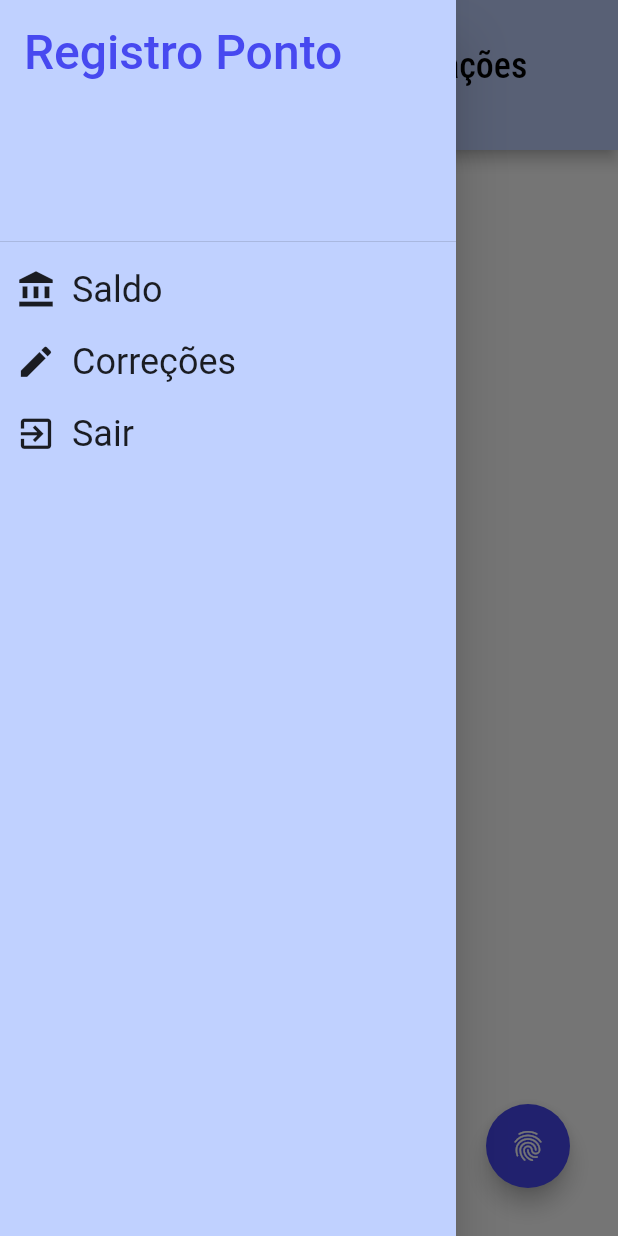
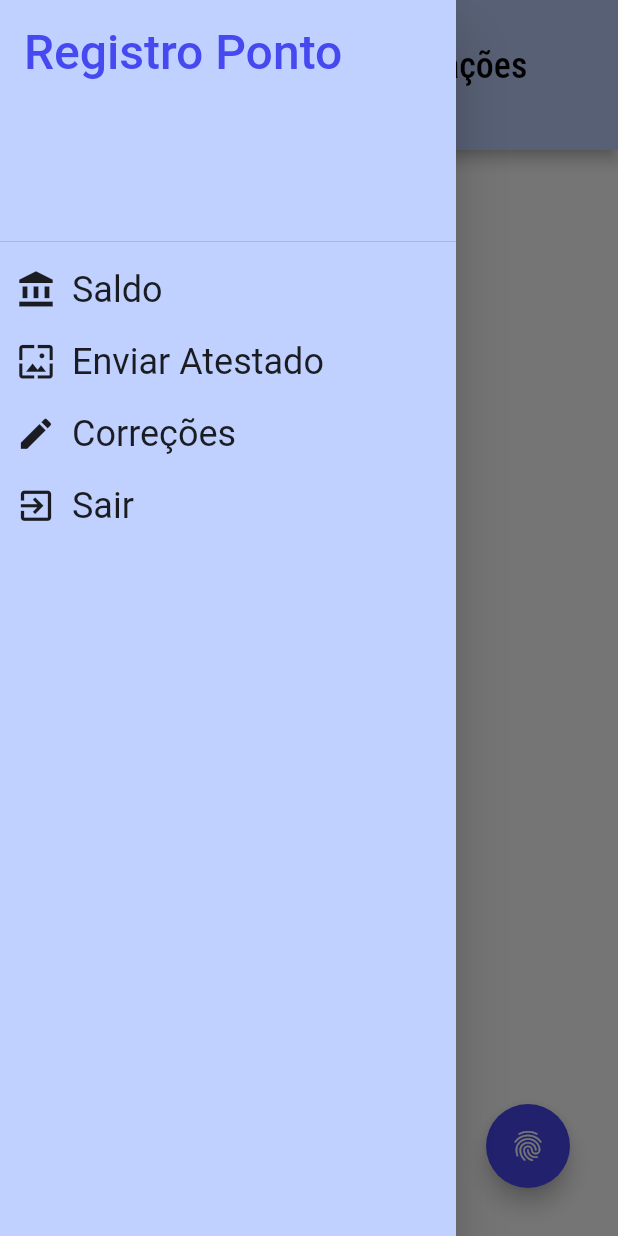
Before and after one commit to vinifoga/registroPonto, a Flutter app: the Dashboard screen opened directly with empty values, with the side drawer open, on a phone screen of 412 x 824 dp. Run offline on Flutter 3.47's test engine with Material 2 defaults, Android fonts, the phone set to English and light mode, and no system bars; our stand-ins replace date_format, datetime_picker_formfield, firebase_core, firebase_storage, flutter_switch, google_fonts and 1 more; missing offline and left inert: flutter_barcode_scanner, flutter_picker; accounts and stored records are empty.

```diff
--- a/lib/models/employee.dart
+++ b/lib/models/employee.dart
@@ -26,6 +26,7 @@ class Employee{
   late final horaEntraSabado;
   late final horaSaiSabado;
   late OrganizationUnit unidadeOrganizacional;
+  late final saldoAcumulado;
 
 
 
@@ -48,7 +49,8 @@ class Employee{
       required this.homeOffice,
       this.horaEntraSabado,
       this.horaSaiSabado,
-      required this.unidadeOrganizacional});
+      required this.unidadeOrganizacional,
+      this.saldoAcumulado});
 
   factory Employee.fromJson(Map<String, dynamic> json) => _$EmployeeFromJson(json);
 
--- a/lib/screens/balance.dart
+++ b/lib/screens/balance.dart
@@ -43,7 +43,7 @@ class _BalanceState extends State<Balance> {
     final dateFormat = DateFormat("dd-MM-yyyy");
     final hourFormat = DateFormat("HH:mm");
     return Scaffold(
-      appBar: AppBarRpWithBottom(showBackArrow: true, showImage: false, appBarTitle: 'Utilizar Saldo', bottomText: balance.toString(),),
+      appBar: AppBarRpWithBottom(showBackArrow: true, showImage: false, appBarTitle: 'Utilizar Saldo', bottomText: balance.toString().replaceAll("\"", ""),),
       body: SingleChildScrollView(
         child: Form(
           child: Padding(
--- a/lib/screens/dashboard.dart
+++ b/lib/screens/dashboard.dart
@@ -1,6 +1,7 @@
 import 'dart:convert';
 
 import 'package:date_format/date_format.dart';
+import 'package:firebase_core/firebase_core.dart';
 import 'package:flutter/material.dart';
 import 'package:flutter_barcode_scanner/flutter_barcode_scanner.dart';
 import 'package:google_fonts/google_fonts.dart';
@@ -26,7 +27,7 @@ class Dashboard extends StatefulWidget {
   final User user;
   final List<PunchClocking> punchs;
 
-  const Dashboard({Key? key, required this.tokenEnvia, required this.user, required this.punchs, })
+  Dashboard({Key? key, required this.tokenEnvia, required this.user, required this.punchs, })
       : super(key: key);
 
   @override
@@ -167,24 +168,24 @@ class _DashboardState extends State<Dashboard> {
               //     )
               //   ],
               // ),
-              // Row(
-              //   children: [
-              //     IconButton(
-              //       onPressed: () {
-              //         Navigator.push(
-              //             context,
-              //             MaterialPageRoute(
-              //                 builder: (context) => const SickNote()));
-              //       },
-              //       icon: const Icon(Icons.now_wallpaper),
-              //       iconSize: 27,
-              //     ),
-              //     const Text(
-              //       'Enviar Atestado',
-              //       style: TextStyle(fontSize: 24),
-              //     )
-              //   ],
-              // ),
+              Row(
+                children: [
+                  IconButton(
+                    onPressed: () {
+                      Navigator.push(
+                          context,
+                          MaterialPageRoute(
+                              builder: (context) => const SickNote()));
+                    },
+                    icon: const Icon(Icons.now_wallpaper),
+                    iconSize: 27,
+                  ),
+                  const Text(
+                    'Enviar Atestado',
+                    style: TextStyle(fontSize: 24),
+                  )
+                ],
+              ),
               Row(
                 children: [
 
--- a/pubspec.yaml
+++ b/pubspec.yaml
@@ -36,10 +36,10 @@ dependencies:
   # The following adds the Cupertino Icons font to your application.
   # Use with the CupertinoIcons class for iOS style icons.
   cupertino_icons: ^1.0.2
-  google_fonts: 2.1.0
+  google_fonts: ^3.0.0
   datetime_picker_formfield: ^2.0.0
   http: ^0.13.4
-  flutter_svg: ^0.22.0
+  flutter_svg: ^1.0.3
   flutter_launcher_icons: ^0.9.2
   firebase_core: ^1.7.0
   firebase_storage: ^10.0.4
```
Also changed, not shown: lib/screens/sick_note.dart (+33 -10 lines), lib/models/employee.g.dart, pubspec.lock.
